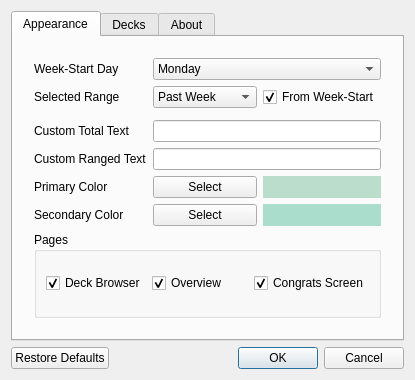
Old version of the form options_dialog.ui in the repository iamjustkoi/StudyTimeStats.
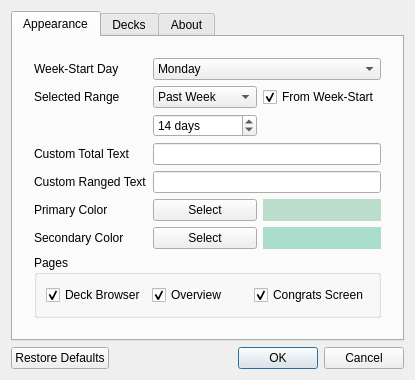
New version of the form. The open tabs and pages were chosen to show the change.

Commit message: Made options save and load for all but color selectors when opening options.py.

Patch:
```diff
--- a/options_dialog.ui
+++ b/options_dialog.ui
@@ -178,12 +178,6 @@
            </item>
            <item row="2" column="1">
             <widget class="QSpinBox" name="custom_range_spinbox">
-             <property name="sizePolicy">
-              <sizepolicy hsizetype="Minimum" vsizetype="Ignored">
-               <horstretch>0</horstretch>
-               <verstretch>0</verstretch>
-              </sizepolicy>
-             </property>
              <property name="suffix">
               <string> days</string>
              </property>
```
Left out of the diff: 9 changed lines with no effect on the pictures. The commit also changes 4 other files.
